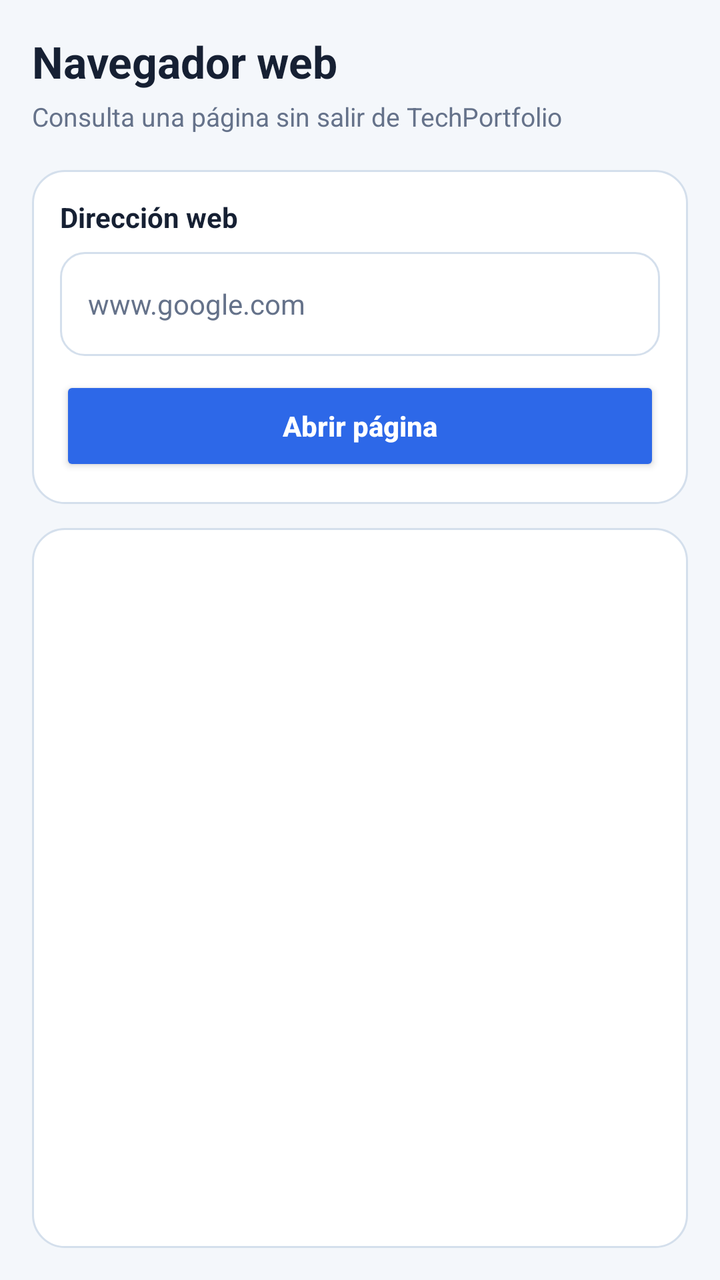
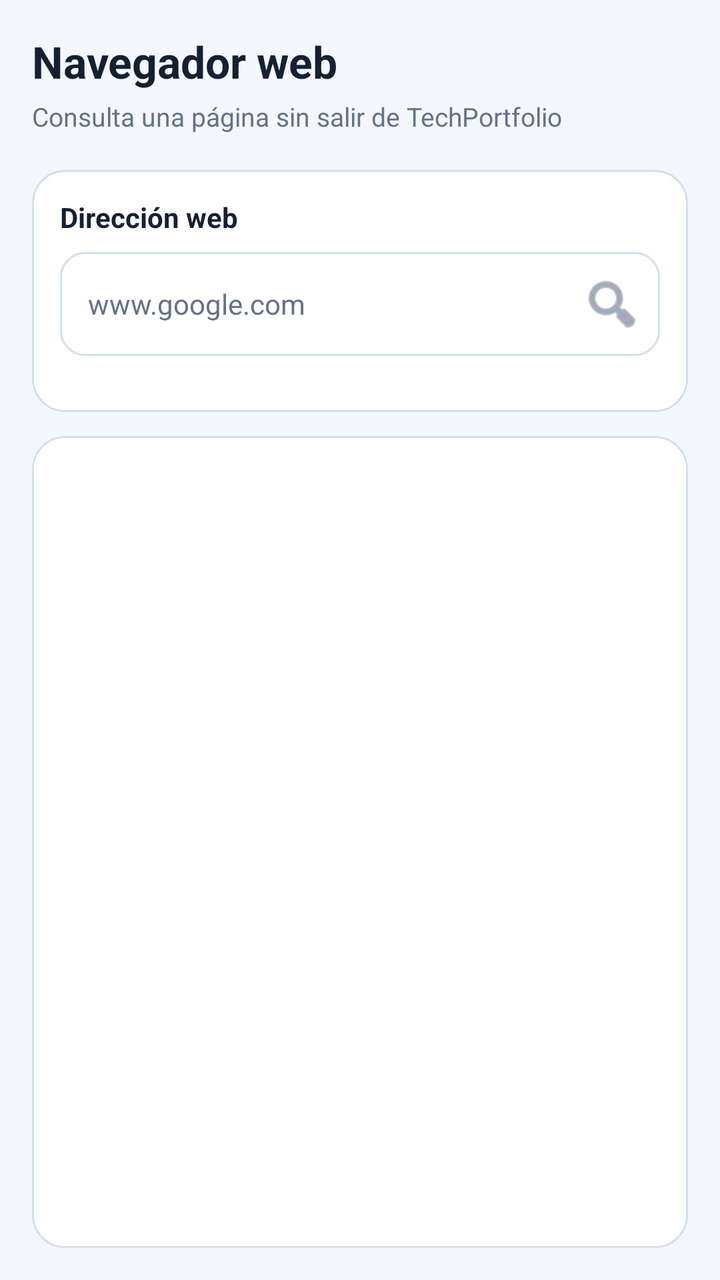

Compare the two renders of this Android layout. The source of the first and the diff that turns it into the second are given below.
<!-- AndroidManifest.xml: application theme Theme.TechPortfolio -->
<!-- res/layout/fragment_web.xml -->
<?xml version="1.0" encoding="utf-8"?>
<LinearLayout
    xmlns:android="http://schemas.android.com/apk/res/android"
    android:layout_width="match_parent"
    android:layout_height="match_parent"
    android:background="@color/tp_background"
    android:orientation="vertical"
    android:padding="16dp">

    <TextView
        android:layout_width="match_parent"
        android:layout_height="wrap_content"
        android:text="Navegador web"
        android:textColor="@color/tp_text_primary"
        android:textSize="22sp"
        android:textStyle="bold" />

    <TextView
        android:layout_width="match_parent"
        android:layout_height="wrap_content"
        android:layout_marginTop="4dp"
        android:text="Consulta una página sin salir de TechPortfolio"
        android:textColor="@color/tp_text_secondary"
        android:textSize="13sp" />

    <LinearLayout
        android:layout_width="match_parent"
        android:layout_height="wrap_content"
        android:layout_marginTop="18dp"
        android:background="@drawable/bg_card"
        android:orientation="vertical"
        android:padding="14dp">

        <TextView
            android:layout_width="match_parent"
            android:layout_height="wrap_content"
            android:text="Dirección web"
            android:textColor="@color/tp_text_primary"
            android:textSize="14sp"
            android:textStyle="bold" />

        <EditText
            android:id="@+id/etUrl"
            android:layout_width="match_parent"
            android:layout_height="52dp"
            android:layout_marginTop="8dp"
            android:background="@drawable/bg_input"
            android:hint="www.google.com"
            android:inputType="textUri"
            android:paddingStart="14dp"
            android:paddingEnd="14dp"
            android:singleLine="true"
            android:textColor="@color/tp_text_primary"
            android:textColorHint="@color/tp_text_secondary"
            android:textSize="14sp" />

        <Button
            android:id="@+id/btnAbrirWeb"
            android:layout_width="match_parent"
            android:layout_height="50dp"
            android:layout_marginTop="10dp"
            android:backgroundTint="@color/tp_blue"
            android:text="Abrir página"
            android:textAllCaps="false"
            android:textColor="@color/white"
            android:textStyle="bold" />

    </LinearLayout>

    <LinearLayout
        android:layout_width="match_parent"
        android:layout_height="0dp"
        android:layout_marginTop="12dp"
        android:layout_weight="1"
        android:background="@drawable/bg_card"
        android:orientation="vertical"
        android:padding="4dp">

        <FrameLayout
            android:id="@+id/webViewContainer"
            android:layout_width="match_parent"
            android:layout_height="match_parent" />

    </LinearLayout>

</LinearLayout>
<!-- resources referenced by this layout -->
<resources>
  <color name="tp_background">#F4F7FB</color>
  <color name="tp_blue">#2D68E8</color>
  <color name="tp_text_primary">#162033</color>
  <color name="tp_text_secondary">#65728A</color>
  <color name="white">#FFFFFF</color>
  <!-- drawable bg_card (drawable) -->
  <?xml version="1.0" encoding="utf-8"?>
  <shape xmlns:android="http://schemas.android.com/apk/res/android"
      android:shape="rectangle">
  
      <solid android:color="@color/tp_surface" />
  
      <corners android:radius="16dp" />
  
      <stroke
          android:width="1dp"
          android:color="@color/tp_border" />
  
  </shape>
  <!-- drawable bg_input (drawable) -->
  <?xml version="1.0" encoding="utf-8"?>
  <shape xmlns:android="http://schemas.android.com/apk/res/android"
      android:shape="rectangle">
  
      <solid android:color="@color/white" />
  
      <corners android:radius="12dp" />
  
      <stroke
          android:width="1dp"
          android:color="@color/tp_border" />
  
  </shape>
  <style name="Theme.TechPortfolio" parent="Base.Theme.TechPortfolio" />
  <color name="tp_surface">#FFFFFF</color>
  <color name="tp_border">#D4DFEC</color>
  <style name="Base.Theme.TechPortfolio" parent="Theme.Material3.DayNight.NoActionBar">
          
          
      </style>
</resources>

<!-- the commit's change to res/layout/fragment_web.xml (unified diff, before → after) -->
@@ -39,31 +39,52 @@
             android:textSize="14sp"
             android:textStyle="bold" />
 
-        <EditText
-            android:id="@+id/etUrl"
+        <FrameLayout
             android:layout_width="match_parent"
             android:layout_height="52dp"
-            android:layout_marginTop="8dp"
-            android:background="@drawable/bg_input"
-            android:hint="www.google.com"
-            android:inputType="textUri"
-            android:paddingStart="14dp"
-            android:paddingEnd="14dp"
-            android:singleLine="true"
-            android:textColor="@color/tp_text_primary"
-            android:textColorHint="@color/tp_text_secondary"
-            android:textSize="14sp" />
+            android:layout_marginTop="8dp">
 
-        <Button
-            android:id="@+id/btnAbrirWeb"
+            <EditText
+                android:id="@+id/etUrl"
+                android:layout_width="match_parent"
+                android:layout_height="match_parent"
+                android:background="@drawable/bg_input"
+                android:hint="www.google.com"
+                android:inputType="textUri"
+                android:paddingStart="14dp"
+                android:paddingEnd="56dp"
+                android:singleLine="true"
+                android:textColor="@color/tp_text_primary"
+                android:textColorHint="@color/tp_text_secondary"
+                android:textSize="14sp" />
+
+            <ImageButton
+                android:id="@+id/btnBuscarWeb"
+                android:layout_width="48dp"
+                android:layout_height="match_parent"
+                android:layout_gravity="end|center_vertical"
+                android:background="@android:color/transparent"
+                android:contentDescription="Buscar página"
+                android:padding="12dp"
+                android:src="@android:drawable/ic_menu_search"
+                android:tint="@color/tp_text_secondary" />
+
+        </FrameLayout>
+
+        <HorizontalScrollView
             android:layout_width="match_parent"
-            android:layout_height="50dp"
-            android:layout_marginTop="10dp"
-            android:backgroundTint="@color/tp_blue"
-            android:text="Abrir página"
-            android:textAllCaps="false"
-            android:textColor="@color/white"
-            android:textStyle="bold" />
+            android:layout_height="wrap_content"
+            android:layout_marginTop="14dp"
+            android:fillViewport="true"
+            android:scrollbars="none">
+
+            <LinearLayout
+                android:id="@+id/historialContainer"
+                android:layout_width="match_parent"
+                android:layout_height="wrap_content"
+                android:orientation="horizontal" />
+
+        </HorizontalScrollView>
 
     </LinearLayout>
 
@@ -79,7 +100,17 @@
         <FrameLayout
             android:id="@+id/webViewContainer"
             android:layout_width="match_parent"
-            android:layout_height="match_parent" />
+            android:layout_height="match_parent">
+
+            <ProgressBar
+                android:id="@+id/webProgress"
+                android:layout_width="wrap_content"
+                android:layout_height="wrap_content"
+                android:layout_gravity="center"
+                android:indeterminateTint="@color/tp_blue"
+                android:visibility="gone" />
+
+        </FrameLayout>
 
     </LinearLayout>
 
<!-- resource entries referenced after the edit -->
@@ -4,7 +4,6 @@
   <color name="tp_blue">#2D68E8</color>
   <color name="tp_text_primary">#162033</color>
   <color name="tp_text_secondary">#65728A</color>
-  <color name="white">#FFFFFF</color>
   <!-- drawable bg_card (drawable) -->
   <?xml version="1.0" encoding="utf-8"?>
   <shape xmlns:android="http://schemas.android.com/apk/res/android"
@@ -36,6 +35,7 @@
   <style name="Theme.TechPortfolio" parent="Base.Theme.TechPortfolio" />
   <color name="tp_surface">#FFFFFF</color>
   <color name="tp_border">#D4DFEC</color>
+  <color name="white">#FFFFFF</color>
   <style name="Base.Theme.TechPortfolio" parent="Theme.Material3.DayNight.NoActionBar">
           
           
